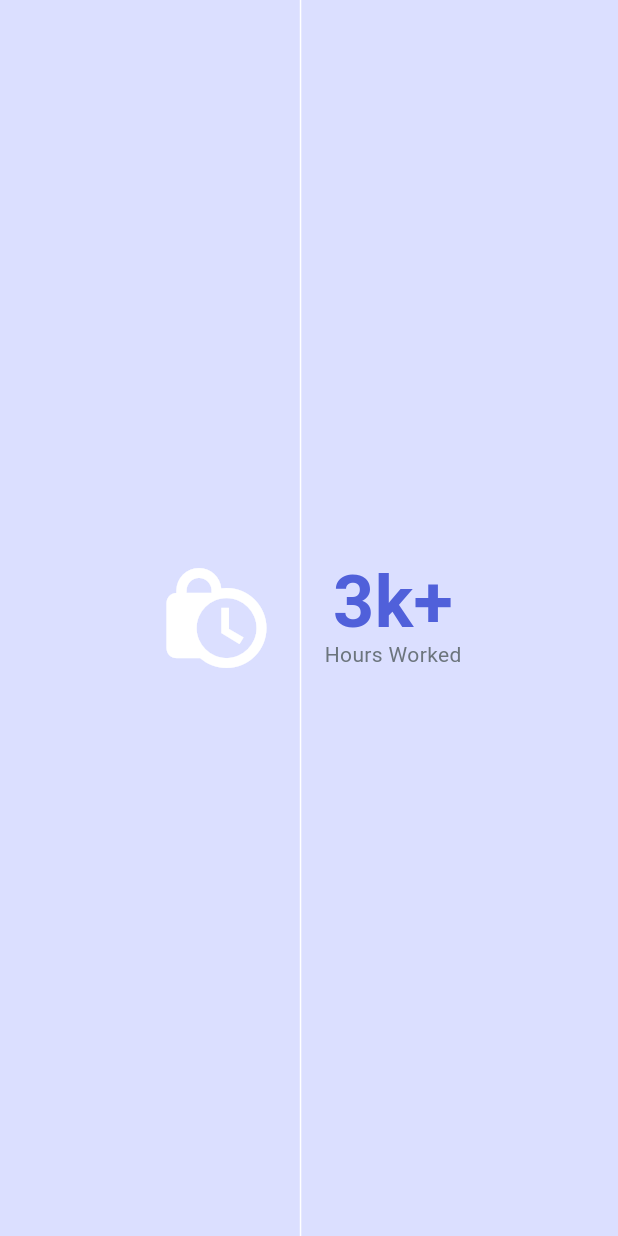
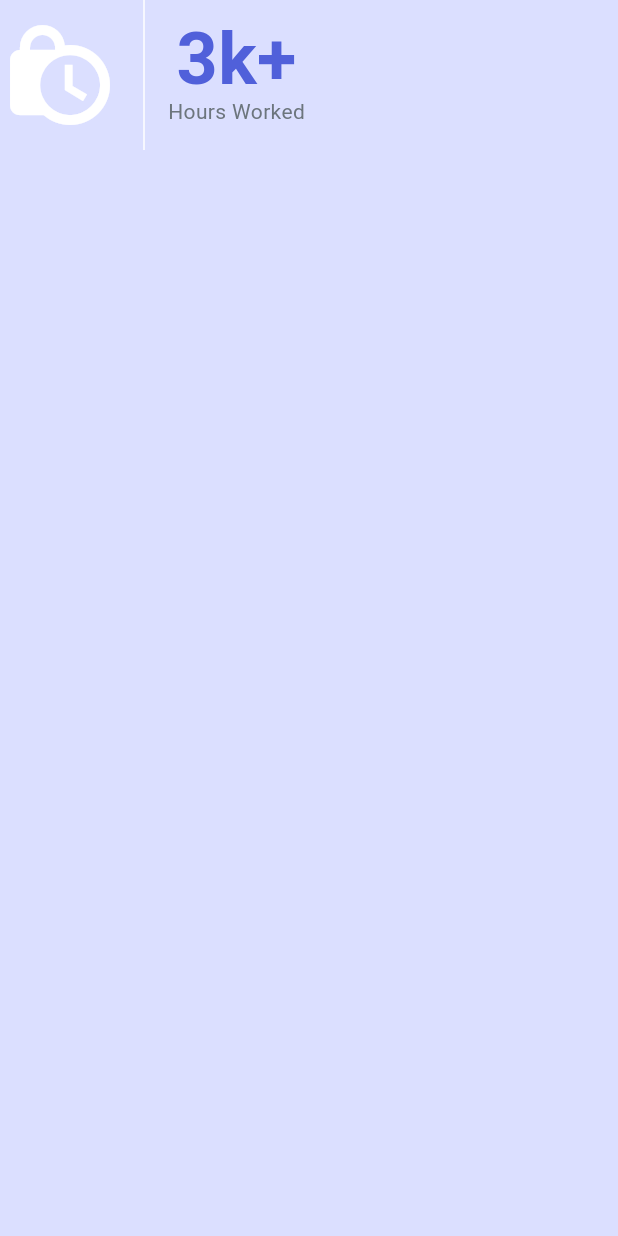
Before and after one commit to asyzruffz/Portfolio, a Flutter app: the ResumeStats widget shown alone on an empty page, opened directly, on a phone screen of 412 x 824 dp. Run offline on Flutter 3.47's test engine with Material 3 defaults, Android fonts, the phone set to English and light mode, and no system bars; our stand-ins replace carousel_slider, font_awesome_flutter.

Commit message:
Make ResumeSummary responsive

```diff
--- a/lib/sections/resume_section.dart
+++ b/lib/sections/resume_section.dart
@@ -137,11 +137,12 @@ class ResumeSummary extends StatelessWidget {
   Widget build(BuildContext context) {
     return Container(
       padding: const EdgeInsets.symmetric(vertical: Ruler.doubleX),
-      height: 225,
       color: Palette.dark,
       child: const ContentLayout(
-        child: Row(
-          mainAxisAlignment: MainAxisAlignment.spaceEvenly,
+        child: Wrap(
+          alignment: WrapAlignment.spaceEvenly,
+          spacing: Ruler.fullX,
+          runSpacing: Ruler.fullX,
           children: [
             ResumeStats(
               icon: Icons.lock_clock,
@@ -312,12 +313,15 @@ class ResumeStats extends StatelessWidget {
   @override
   Widget build(BuildContext context) {
     return Row(
+      mainAxisSize: MainAxisSize.min,
       mainAxisAlignment: MainAxisAlignment.center,
       children: [
         Icon(icon, size: Ruler.iconBig, color: Palette.onPrimary),
-        const SizedBox(width: Ruler.miniX),
-        const VerticalDivider(color: Palette.onPrimary),
-        const SizedBox(width: Ruler.miniX),
+        const SizedBox(
+          height: 100.0,
+          width: Ruler.fullX,
+          child: VerticalDivider(color: Palette.onPrimary),
+        ),
         Column(
           mainAxisSize: MainAxisSize.min,
           mainAxisAlignment: MainAxisAlignment.center,
```
